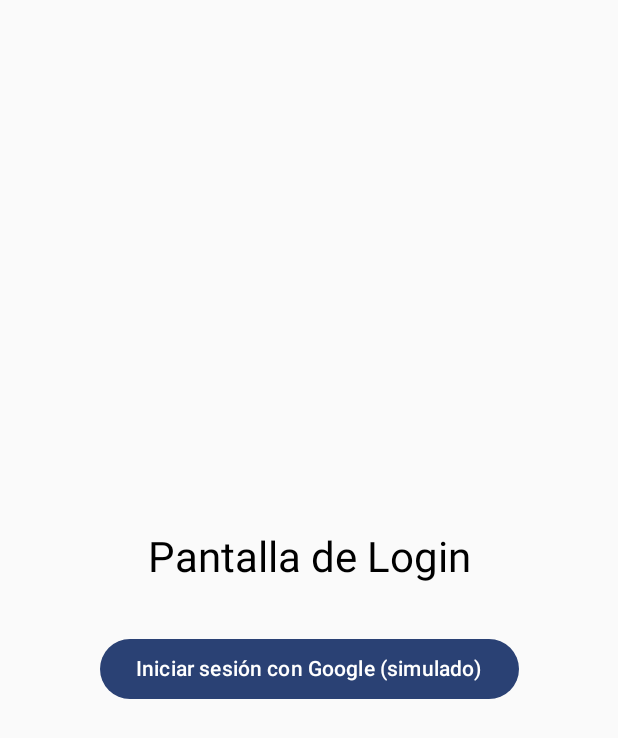
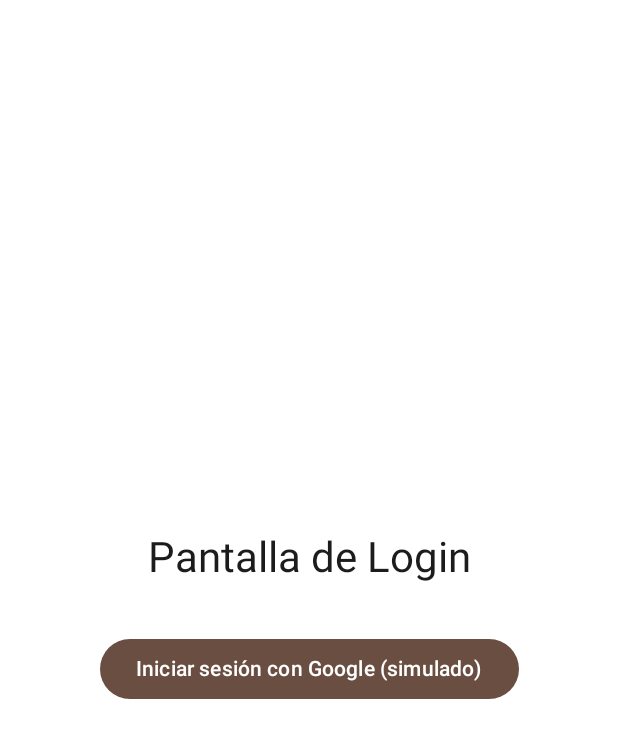
Before and after one commit to adrencina/YoShop, an Android app built with Jetpack Compose: the screen it shows after launch (MainActivity), on a phone screen of 412 x 824 dp. Shown: the top 738 px of the screen. Run offline under Robolectric (Android 15) with nearby library versions, the phone set to English and light mode, and no system bars; our stand-ins replace Dagger/Hilt's generated code, Firebase (no records; nobody signed in at launch, a user with empty details on screens opened directly).

Commit message:
config theme, color, type.

```diff
--- a/app/src/main/AndroidManifest.xml
+++ b/app/src/main/AndroidManifest.xml
@@ -3,7 +3,7 @@
     package="com.example.claraterra">
 
     <application
-        android:name="ClaraTerraApp"
+        android:name="ClaraTerraApplication"
         android:allowBackup="true"
         android:dataExtractionRules="@xml/data_extraction_rules"
         android:fullBackupContent="@xml/backup_rules"
--- a/app/src/main/java/com/example/claraterra/ClaraTerraApp.kt
+++ b/app/src/main/java/com/example/claraterra/ClaraTerraApplication.kt
@@ -4,4 +4,4 @@ import android.app.Application
 import dagger.hilt.android.HiltAndroidApp
 
 @HiltAndroidApp
-class ClaraTerraApp : Application()
+class ClaraTerraApplication : Application()
--- a/app/src/main/java/com/example/claraterra/MainActivity.kt
+++ b/app/src/main/java/com/example/claraterra/MainActivity.kt
@@ -3,9 +3,7 @@ package com.example.claraterra
 import android.os.Bundle
 import androidx.activity.ComponentActivity
 import androidx.activity.compose.setContent
-import androidx.navigation.compose.rememberNavController
-import com.example.claraterra.ui.navigation.AppNavGraph
-import com.example.claraterra.ui.theme.ClaraTerraTheme
+import com.example.claraterra.ui.ClaraTerraApp
 import com.google.firebase.Firebase
 import com.google.firebase.auth.FirebaseAuth
 import com.google.firebase.auth.auth
@@ -19,11 +17,7 @@ class MainActivity : ComponentActivity() {
     override fun onCreate(savedInstanceState: Bundle?) {
         super.onCreate(savedInstanceState)
         setContent {
-            ClaraTerraTheme {
-                val navController = rememberNavController()
-                val isLoggedIn = auth.currentUser != null
-                AppNavGraph(navController = navController, isLoggedIn = isLoggedIn)
-            }
+            ClaraTerraApp(auth = auth)
         }
     }
 }
--- /dev/null
+++ b/app/src/main/java/com/example/claraterra/ui/ClaraTerraApp.kt
@@ -0,0 +1,22 @@
+package com.example.claraterra.ui
+
+import androidx.compose.material3.Surface
+import androidx.compose.runtime.Composable
+import androidx.navigation.compose.rememberNavController
+import com.example.claraterra.ui.navigation.AppNavGraph
+import com.example.claraterra.ui.theme.ClaraTerraTheme
+import com.google.firebase.auth.FirebaseAuth
+
+@Composable
+fun ClaraTerraApp(
+    auth: FirebaseAuth = FirebaseAuth.getInstance()
+) {
+    val navController = rememberNavController()
+    val isLoggedIn = auth.currentUser != null
+
+    ClaraTerraTheme {
+        Surface {
+            AppNavGraph(navController = navController, isLoggedIn = isLoggedIn)
+        }
+    }
+}
--- /dev/null
+++ b/app/src/main/java/com/example/claraterra/ui/theme/AppShapes.kt
@@ -0,0 +1,11 @@
+package com.example.claraterra.ui.theme
+
+import androidx.compose.foundation.shape.RoundedCornerShape
+import androidx.compose.material3.Shapes
+import androidx.compose.ui.unit.dp
+
+val AppShapes = Shapes(
+    small = RoundedCornerShape(8.dp),
+    medium = RoundedCornerShape(16.dp),
+    large = RoundedCornerShape(24.dp)
+)
--- a/app/src/main/java/com/example/claraterra/ui/theme/Color.kt
+++ b/app/src/main/java/com/example/claraterra/ui/theme/Color.kt
@@ -2,10 +2,15 @@ package com.example.claraterra.ui.theme
 
 import androidx.compose.ui.graphics.Color
 
-val Purple80 = Color(0xFFD0BCFF)
-val PurpleGrey80 = Color(0xFFCCC2DC)
-val Pink80 = Color(0xFFEFB8C8)
+val TerraPrimary = Color(0xFF6A4E42)
+val TerraSecondary = Color(0xFFE3B778)
+val TerraTertiary = Color(0xFFA67C52)
+val TerraBackground = Color(0xFFFFFBFA)
+val TerraSurface = Color(0xFFFFFFFF)
+val TerraError = Color(0xFFB00020)
 
-val Purple40 = Color(0xFF6650a4)
-val PurpleGrey40 = Color(0xFF625b71)
-val Pink40 = Color(0xFF7D5260)
+val TerraOnPrimary = Color.White
+val TerraOnSecondary = Color.Black
+val TerraOnBackground = Color(0xFF1B1B1B)
+val TerraOnSurface = Color(0xFF1C1C1C)
+val TerraOnError = Color.White
--- a/app/src/main/java/com/example/claraterra/ui/theme/Theme.kt
+++ b/app/src/main/java/com/example/claraterra/ui/theme/Theme.kt
@@ -1,58 +1,32 @@
 package com.example.claraterra.ui.theme
 
-import android.app.Activity
-import android.os.Build
 import androidx.compose.foundation.isSystemInDarkTheme
-import androidx.compose.material3.MaterialTheme
-import androidx.compose.material3.darkColorScheme
-import androidx.compose.material3.dynamicDarkColorScheme
-import androidx.compose.material3.dynamicLightColorScheme
-import androidx.compose.material3.lightColorScheme
+import androidx.compose.material3.*
 import androidx.compose.runtime.Composable
-import androidx.compose.ui.platform.LocalContext
-
-private val DarkColorScheme = darkColorScheme(
-    primary = Purple80,
-    secondary = PurpleGrey80,
-    tertiary = Pink80
-)
 
 private val LightColorScheme = lightColorScheme(
-    primary = Purple40,
-    secondary = PurpleGrey40,
-    tertiary = Pink40
-
-    /* Other default colors to override
-    background = Color(0xFFFFFBFE),
-    surface = Color(0xFFFFFBFE),
-    onPrimary = Color.White,
-    onSecondary = Color.White,
-    onTertiary = Color.White,
-    onBackground = Color(0xFF1C1B1F),
-    onSurface = Color(0xFF1C1B1F),
-    */
+    primary = TerraPrimary,
+    secondary = TerraSecondary,
+    tertiary = TerraTertiary,
+    background = TerraBackground,
+    surface = TerraSurface,
+    error = TerraError,
+    onPrimary = TerraOnPrimary,
+    onSecondary = TerraOnSecondary,
+    onBackground = TerraOnBackground,
+    onSurface = TerraOnSurface,
+    onError = TerraOnError
 )
 
 @Composable
 fun ClaraTerraTheme(
     darkTheme: Boolean = isSystemInDarkTheme(),
-    // Dynamic color is available on Android 12+
-    dynamicColor: Boolean = true,
     content: @Composable () -> Unit
 ) {
-    val colorScheme = when {
-        dynamicColor && Build.VERSION.SDK_INT >= Build.VERSION_CODES.S -> {
-            val context = LocalContext.current
-            if (darkTheme) dynamicDarkColorScheme(context) else dynamicLightColorScheme(context)
-        }
-
-        darkTheme -> DarkColorScheme
-        else -> LightColorScheme
-    }
-
     MaterialTheme(
-        colorScheme = colorScheme,
-        typography = Typography,
+        colorScheme = LightColorScheme,
+        typography = AppTypography,
+        shapes = AppShapes,
         content = content
     )
 }
--- a/app/src/main/java/com/example/claraterra/ui/theme/Type.kt
+++ b/app/src/main/java/com/example/claraterra/ui/theme/Type.kt
@@ -2,33 +2,35 @@ package com.example.claraterra.ui.theme
 
 import androidx.compose.material3.Typography
 import androidx.compose.ui.text.TextStyle
-import androidx.compose.ui.text.font.FontFamily
-import androidx.compose.ui.text.font.FontWeight
+import androidx.compose.ui.text.font.*
 import androidx.compose.ui.unit.sp
+import com.example.claraterra.R
 
-// Set of Material typography styles to start with
-val Typography = Typography(
-    bodyLarge = TextStyle(
-        fontFamily = FontFamily.Default,
-        fontWeight = FontWeight.Normal,
-        fontSize = 16.sp,
-        lineHeight = 24.sp,
-        letterSpacing = 0.5.sp
+val Playfair = FontFamily(
+    Font(R.font.playfairdisplay_regular, FontWeight.Normal),
+    Font(R.font.playfairdisplay_bold, FontWeight.Bold)
+)
+
+val Manrope = FontFamily(
+    Font(R.font.manrope_regular, FontWeight.Normal),
+    Font(R.font.manrope_medium, FontWeight.Medium),
+    Font(R.font.manrope_bold, FontWeight.Bold)
+)
+
+val AppTypography = Typography(
+    displayLarge = TextStyle(
+        fontFamily = Playfair,
+        fontWeight = FontWeight.Bold,
+        fontSize = 36.sp
+    ),
+    titleLarge = TextStyle(
+        fontFamily = Manrope,
+        fontWeight = FontWeight.Medium,
+        fontSize = 20.sp
+    ),
+    bodyMedium = TextStyle(
+        fontFamily = Manrope,
+        fontSize = 16.sp
     )
-    /* Other default text styles to override
-    titleLarge = TextStyle(
-        fontFamily = FontFamily.Default,
-        fontWeight = FontWeight.Normal,
-        fontSize = 22.sp,
-        lineHeight = 28.sp,
-        letterSpacing = 0.sp
-    ),
-    labelSmall = TextStyle(
-        fontFamily = FontFamily.Default,
-        fontWeight = FontWeight.Medium,
-        fontSize = 11.sp,
-        lineHeight = 16.sp,
-        letterSpacing = 0.5.sp
-    )
-    */
+    // Agregá más estilos según necesites
 )
```
Also changed, not shown: app/src/main/res/font/manrope_bold.ttf (added), app/src/main/res/font/manrope_medium.ttf (added), app/src/main/res/font/manrope_regular.ttf (added), app/src/main/res/font/playfairdisplay_bold.ttf (added), app/src/main/res/font/playfairdisplay_regular.ttf (added).
